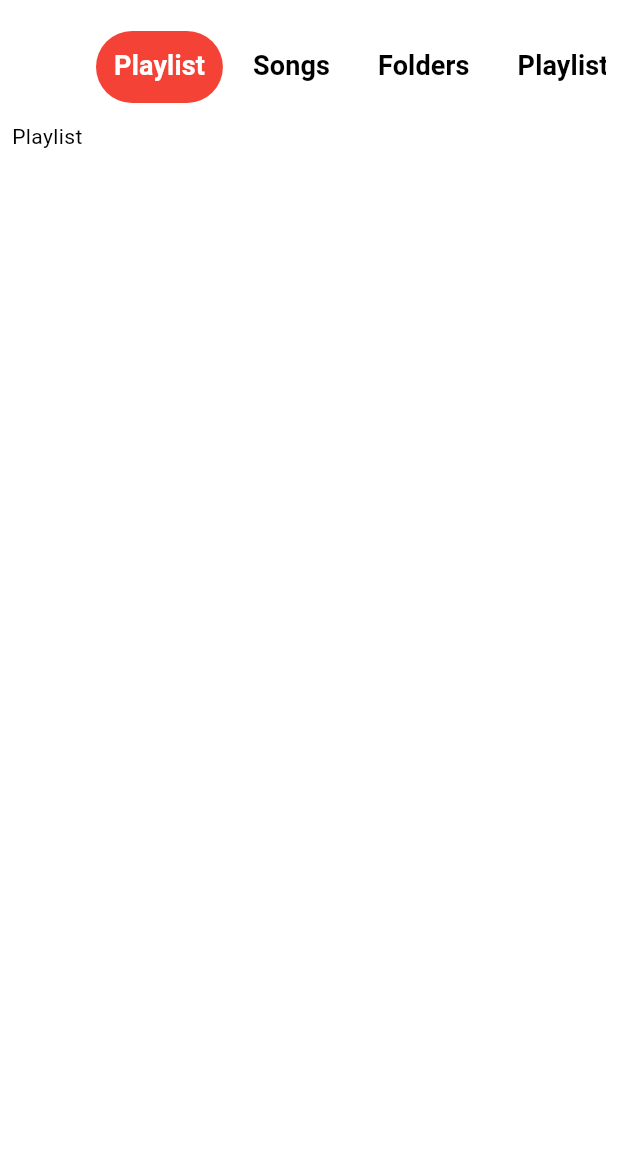
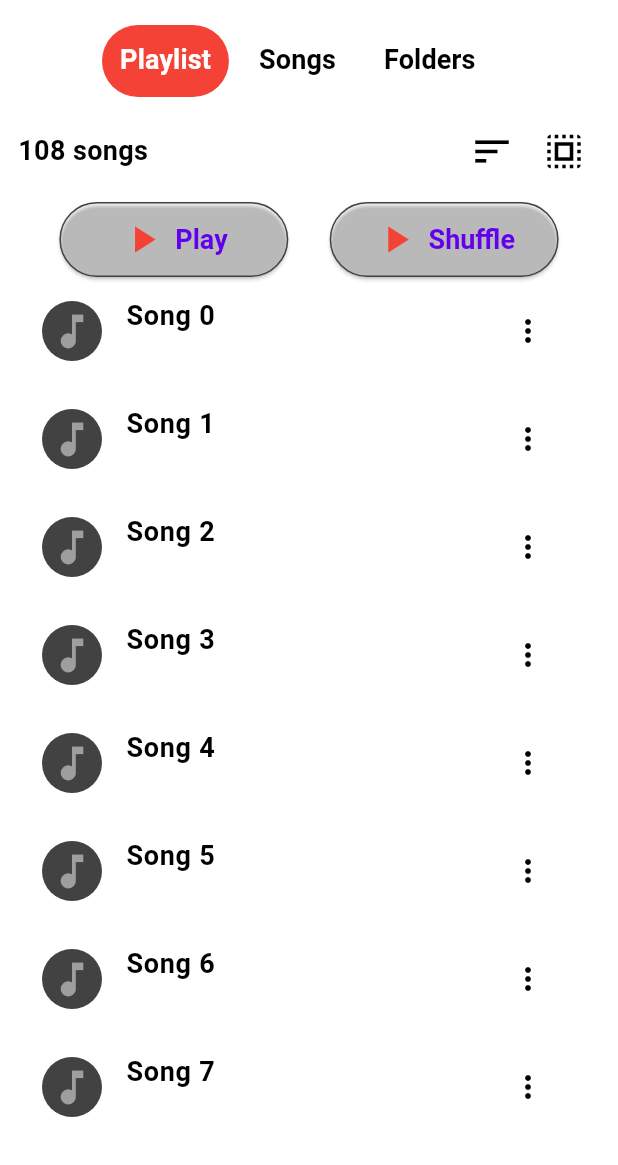
Before and after one commit to seiffbdd/MusicPlayer, a Flutter app: the screen it shows after launch, on a phone screen of 412 x 824 dp, the part 71-1236 px from its top. Run offline on Flutter 3.47's test engine with Material 3 defaults, Android fonts, the phone set to English and light mode, and no system bars; our stand-ins replace go_router, shared_preferences.

Commit message:
finish the songs tap ui

```diff
--- /dev/null
+++ b/lib/core/utils/screen_size.dart
@@ -0,0 +1,9 @@
+import 'package:flutter/widgets.dart';
+
+abstract class ScreenSize {
+  static double width(BuildContext context) =>
+      MediaQuery.of(context).size.width;
+
+  static double height(BuildContext context) =>
+      MediaQuery.of(context).size.height;
+}
--- a/lib/core/utils/styles.dart
+++ b/lib/core/utils/styles.dart
@@ -21,4 +21,8 @@ abstract class Styles {
     fontSize: 14,
     fontWeight: FontWeight.normal,
   );
+  static const textStyle12 = TextStyle(
+    fontSize: 12,
+    fontWeight: FontWeight.normal,
+  );
 }
--- a/lib/features/home/presentation/view/home_view.dart
+++ b/lib/features/home/presentation/view/home_view.dart
@@ -2,6 +2,8 @@ import 'package:flutter/material.dart';
 import 'package:go_router/go_router.dart';
 import 'package:music_player/core/utils/app_router.dart';
 import 'package:music_player/core/utils/styles.dart';
+import 'package:music_player/features/home/presentation/view/widgets/build_tab_bar.dart';
+import 'package:music_player/features/home/presentation/view/widgets/build_tab_bar_view.dart';
 
 class HomeView extends StatefulWidget {
   const HomeView({super.key});
@@ -42,36 +44,12 @@ class _HomeViewState extends State<HomeView> {
           ],
         ),
         body: Padding(
-          padding: const EdgeInsets.symmetric(horizontal: 8.0, vertical: 12.0),
+          padding: const EdgeInsets.symmetric(horizontal: 12.0, vertical: 8.0),
           child: Column(
             children: [
-              TabBar(
-                padding: EdgeInsets.only(bottom: 12.0),
-                indicatorPadding: EdgeInsets.symmetric(horizontal: -12.0),
-                dividerColor: Colors.transparent,
-                isScrollable: true,
-                indicator: BoxDecoration(
-                  color: Colors.red,
-                  borderRadius: BorderRadius.circular(40.0),
-                ),
-                labelStyle: Styles.textStyle18.copyWith(
-                  color: Colors.white,
-                ),
-                unselectedLabelStyle: Styles.textStyle18,
-                tabs: _tabs,
-              ),
+              BuildTabBar(tabs: _tabs),
               Expanded(
-                child: TabBarView(children: [
-                  Text('Playlist'),
-                  Text('Songs'),
-                  Text('Folders'),
-                  Text('Playlist'),
-                  Text('Playlist'),
-                  Text('Playlist'),
-                  Text('Playlist'),
-                  Text('Playlist'),
-                  Text('Playlist'),
-                ]),
+                child: BuildTabBarView(),
               )
             ],
           ),
@@ -90,23 +68,5 @@ class _HomeViewState extends State<HomeView> {
     Tab(
       child: Text('Folders'),
     ),
-    Tab(
-      child: Text('Playlist'),
-    ),
-    Tab(
-      child: Text('Songs'),
-    ),
-    Tab(
-      child: Text('Folders'),
-    ),
-    Tab(
-      child: Text('Playlist'),
-    ),
-    Tab(
-      child: Text('Songs'),
-    ),
-    Tab(
-      child: Text('Folders'),
-    ),
   ];
 }
--- /dev/null
+++ b/lib/features/home/presentation/view/widgets/build_tab_bar.dart
@@ -0,0 +1,30 @@
+import 'package:flutter/material.dart';
+import 'package:music_player/core/utils/styles.dart';
+
+class BuildTabBar extends StatelessWidget {
+  const BuildTabBar({
+    super.key,
+    required List<Tab> tabs,
+  }) : _tabs = tabs;
+
+  final List<Tab> _tabs;
+
+  @override
+  Widget build(BuildContext context) {
+    return TabBar(
+      padding: EdgeInsets.only(bottom: 12.0),
+      indicatorPadding: EdgeInsets.symmetric(horizontal: -12.0),
+      dividerColor: Colors.transparent,
+      isScrollable: true,
+      indicator: BoxDecoration(
+        color: Colors.red,
+        borderRadius: BorderRadius.circular(40.0),
+      ),
+      labelStyle: Styles.textStyle18.copyWith(
+        color: Colors.white,
+      ),
+      unselectedLabelStyle: Styles.textStyle18,
+      tabs: _tabs,
+    );
+  }
+}
--- /dev/null
+++ b/lib/features/home/presentation/view/widgets/build_tab_bar_view.dart
@@ -0,0 +1,57 @@
+import 'package:flutter/material.dart';
+import 'package:music_player/features/home/presentation/view/widgets/custom_button.dart';
+import 'package:music_player/features/home/presentation/view/widgets/items_number_row.dart';
+import 'package:music_player/features/home/presentation/view/widgets/song_list_tile.dart';
+
+class BuildTabBarView extends StatelessWidget {
+  const BuildTabBarView({
+    super.key,
+  });
+
+  @override
+  Widget build(BuildContext context) {
+    return TabBarView(children: [
+      Column(
+        children: [
+          ItemsNumberRow(
+            title: '108 songs',
+            icon1: Icons.sort,
+            icon2: Icons.select_all,
+            icon1OnPressed: () {},
+            icon2OnPressed: () {},
+          ),
+          SizedBox(
+            height: 10,
+          ),
+          Row(
+            mainAxisAlignment: MainAxisAlignment.spaceEvenly,
+            children: [
+              CustomButton(
+                title: 'Play',
+                icon: Icons.play_arrow,
+                onPressed: () {},
+              ),
+              CustomButton(
+                title: 'Shuffle',
+                icon: Icons.play_arrow,
+                onPressed: () {},
+              ),
+            ],
+          ),
+          Expanded(
+              child: ListView.builder(
+            itemCount: 10,
+            itemBuilder: (context, index) {
+              return SongListTile(
+                songName: 'Song $index',
+                onTap: () {},
+              );
+            },
+          ))
+        ],
+      ),
+      Text('Playlist'),
+      Text('Folders'),
+    ]);
+  }
+}
--- /dev/null
+++ b/lib/features/home/presentation/view/widgets/custom_button.dart
@@ -0,0 +1,28 @@
+import 'package:flutter/material.dart';
+import 'package:music_player/core/utils/screen_size.dart';
+import 'package:music_player/core/utils/styles.dart';
+
+class CustomButton extends StatelessWidget {
+  const CustomButton(
+      {super.key, required this.title, required this.icon, this.onPressed});
+  final String title;
+  final IconData icon;
+  final void Function()? onPressed;
+
+  @override
+  Widget build(BuildContext context) {
+    return ElevatedButton.icon(
+      onPressed: onPressed,
+      icon: Icon(icon),
+      label: Text(title),
+      style: ElevatedButton.styleFrom(
+          minimumSize: Size(ScreenSize.width(context) / 2.7, 30),
+          padding: const EdgeInsets.symmetric(vertical: 10.0),
+          side: BorderSide(color: Colors.grey[800]!),
+          iconColor: Colors.red,
+          iconSize: 30.0,
+          textStyle: Styles.textStyle18.copyWith(color: Colors.red),
+          backgroundColor: Colors.transparent),
+    );
+  }
+}
--- /dev/null
+++ b/lib/features/home/presentation/view/widgets/items_number_row.dart
@@ -0,0 +1,41 @@
+import 'package:flutter/material.dart';
+import 'package:music_player/core/utils/styles.dart';
+
+class ItemsNumberRow extends StatelessWidget {
+  const ItemsNumberRow({
+    super.key,
+    required this.title,
+    required this.icon1,
+    this.icon2,
+    this.icon1OnPressed,
+    this.icon2OnPressed,
+  });
+  final String title;
+  final IconData icon1;
+  final IconData? icon2;
+  final void Function()? icon1OnPressed;
+  final void Function()? icon2OnPressed;
+
+  @override
+  Widget build(BuildContext context) {
+    return Row(
+      children: [
+        Text(
+          title,
+          style: Styles.textStyle18,
+        ),
+        const Spacer(),
+        IconButton(
+          onPressed: () {},
+          icon: Icon(icon1),
+          iconSize: 30,
+        ),
+        IconButton(
+          onPressed: () {},
+          icon: Icon(icon2),
+          iconSize: 30,
+        ),
+      ],
+    );
+  }
+}
--- /dev/null
+++ b/lib/features/home/presentation/view/widgets/song_list_tile.dart
@@ -0,0 +1,34 @@
+import 'package:flutter/material.dart';
+import 'package:music_player/core/utils/styles.dart';
+import 'package:music_player/features/settings/presentation/view/widgets/custom_icon.dart';
+
+class SongListTile extends StatelessWidget {
+  const SongListTile(
+      {super.key,
+      required this.songName,
+      this.artistName = 'Unknown',
+      this.onTap});
+  final String songName;
+  final String artistName;
+  final void Function()? onTap;
+  @override
+  Widget build(BuildContext context) {
+    return ListTile(
+      leading: CustomIcon(
+        icon: Icons.music_note,
+        color: Colors.grey[500]!,
+      ),
+      title: Text(
+        songName,
+        style: Styles.textStyle18,
+      ),
+      subtitle: Text(
+        '<$artistName>',
+        style: Styles.textStyle12
+            .copyWith(color: Colors.white.withValues(alpha: 100)),
+      ),
+      trailing: IconButton(onPressed: () {}, icon: Icon(Icons.more_vert)),
+      onTap: onTap,
+    );
+  }
+}
--- a/lib/features/settings/presentation/view/widgets/custom_icon.dart
+++ b/lib/features/settings/presentation/view/widgets/custom_icon.dart
@@ -1,8 +1,9 @@
 import 'package:flutter/material.dart';
 
 class CustomIcon extends StatelessWidget {
-  const CustomIcon({super.key, required this.icon});
+  const CustomIcon({super.key, required this.icon, this.color = Colors.red});
   final IconData icon;
+  final Color color;
 
   @override
   Widget build(BuildContext context) {
@@ -15,7 +16,7 @@ class CustomIcon extends StatelessWidget {
       child: Icon(
         icon,
         size: 30,
-        color: Colors.red,
+        color: color,
       ),
     );
   }
```
Also changed, not shown: lib/features/home/presentation/view/widgets/custom_tab.dart (deleted, +0 -10 lines).
